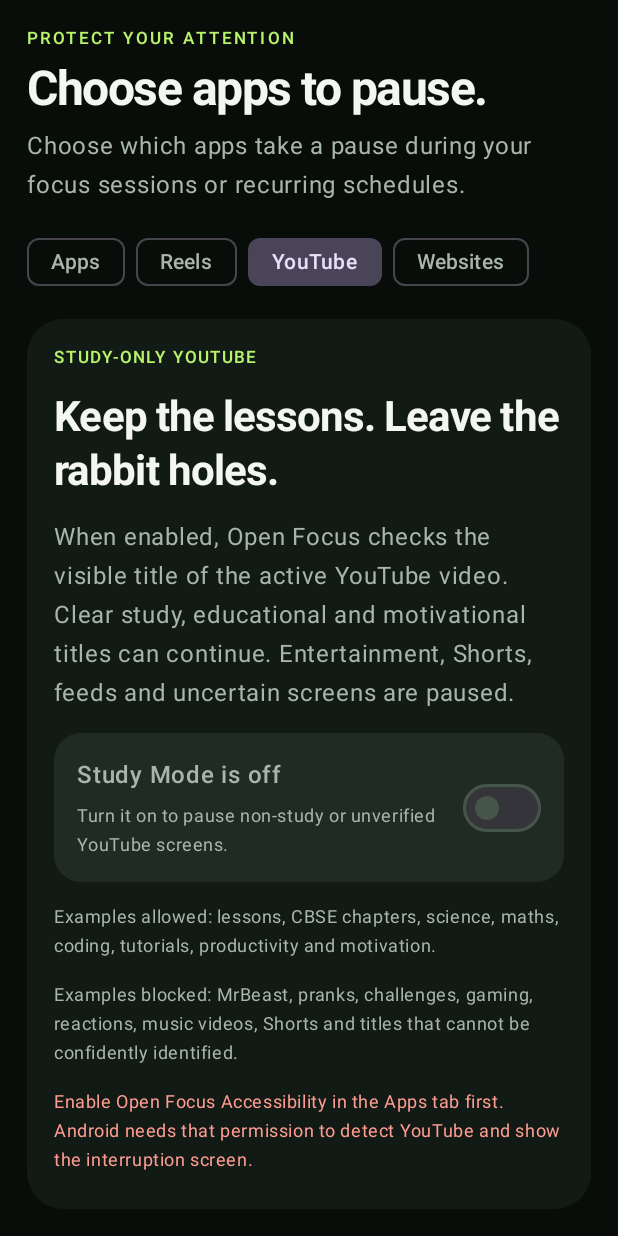
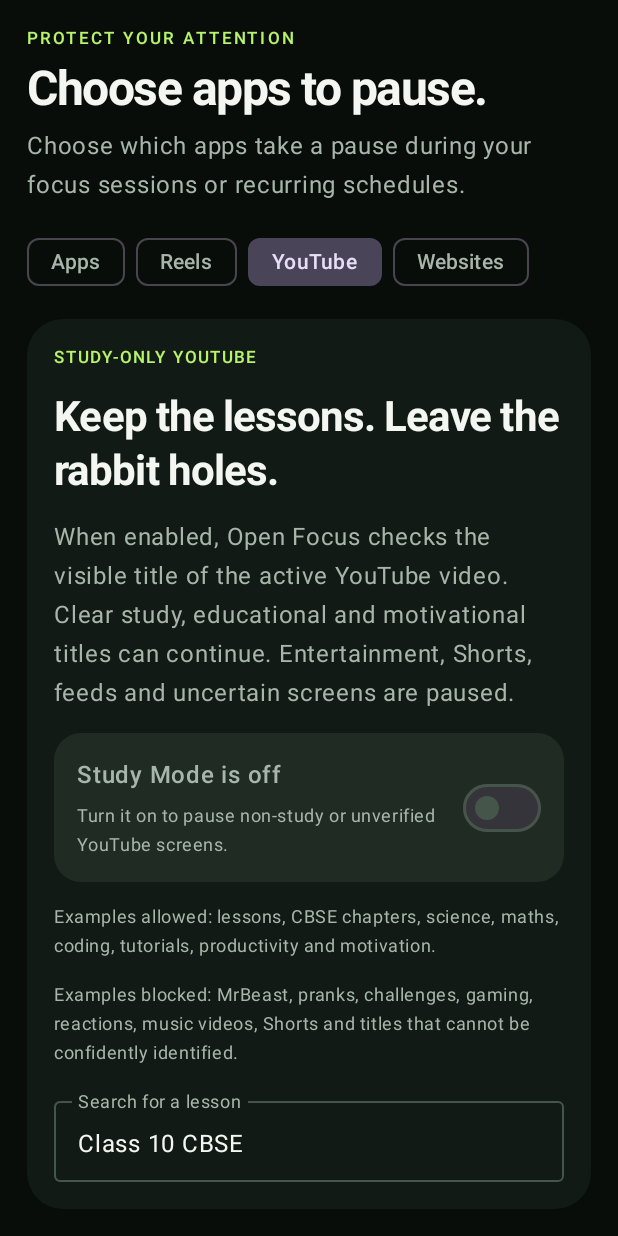
Before and after one commit to Mahin98250/open-focus-android, an Android app built with Jetpack Compose: the composable AppGardenScreen shown on its own in the app's theme, after a tap on "YouTube", on a phone screen of 412 x 824 dp. Run offline under Robolectric (Android 15) with nearby library versions, the phone set to English and light mode, and no system bars.

Commit message:
Add direct study-search entry into YouTube

```diff
--- a/app/src/main/java/org/openfocus/app/ui/screens/AppGardenScreen.kt
+++ b/app/src/main/java/org/openfocus/app/ui/screens/AppGardenScreen.kt
@@ -3,6 +3,7 @@ package org.openfocus.app.ui.screens
 import android.content.ComponentName
 import android.content.Context
 import android.content.Intent
+import android.net.Uri
 import android.graphics.Bitmap
 import android.graphics.Canvas
 import android.provider.Settings
@@ -68,6 +69,7 @@ fun AppGardenScreen(modifier: Modifier = Modifier, onSchedules: () -> Unit) {
     var usageAccessEnabled by remember { mutableStateOf(dailyLimitStore.hasUsageAccess()) }
     var serviceEnabled by remember { mutableStateOf(isBlockingServiceEnabled(context)) }
     var youtubeStudyEnabled by remember { mutableStateOf(youtubeStudyModeStore.isEnabled()) }
+    var youtubeStudyQuery by remember { mutableStateOf("Class 10 CBSE") }
     var showAccessibilitySteps by remember { mutableStateOf(false) }
     var showUsageSteps by remember { mutableStateOf(false) }
     val disclosurePreferences = remember { context.getSharedPreferences("app_block_disclosure", Context.MODE_PRIVATE) }
@@ -363,6 +365,24 @@ fun AppGardenScreen(modifier: Modifier = Modifier, onSchedules: () -> Unit) {
                         color = MaterialTheme.colorScheme.onSurfaceVariant, style = MaterialTheme.typography.bodySmall)
                     Text("Examples blocked: MrBeast, pranks, challenges, gaming, reactions, music videos, Shorts and titles that cannot be confidently identified.",
                         color = MaterialTheme.colorScheme.onSurfaceVariant, style = MaterialTheme.typography.bodySmall)
+                    OutlinedTextField(
+                        value = youtubeStudyQuery,
+                        onValueChange = { youtubeStudyQuery = it },
+                        modifier = Modifier.fillMaxWidth(),
+                        singleLine = true,
+                        label = { Text("Search for a lesson") },
+                        placeholder = { Text("e.g. Class 10 electricity explained") }
+                    )
+                    Button(
+                        onClick = {
+                            val url = Uri.parse("https://www.youtube.com/results?search_query=" + Uri.encode(youtubeStudyQuery.trim()))
+                            val youtubeIntent = Intent(Intent.ACTION_VIEW, url).setPackage("com.google.android.youtube")
+                            runCatching { context.startActivity(youtubeIntent) }
+                                .onFailure { context.startActivity(Intent(Intent.ACTION_VIEW, url)) }
+                        },
+                        enabled = youtubeStudyQuery.isNotBlank(),
+                        modifier = Modifier.fillMaxWidth()
+                    ) { Text("Find study videos  →") }
                     if (!serviceEnabled) {
                         Text("Enable Open Focus Accessibility in the Apps tab first. Android needs that permission to detect YouTube and show the interruption screen.",
                             color = MaterialTheme.colorScheme.error, style = MaterialTheme.typography.bodySmall)
```
